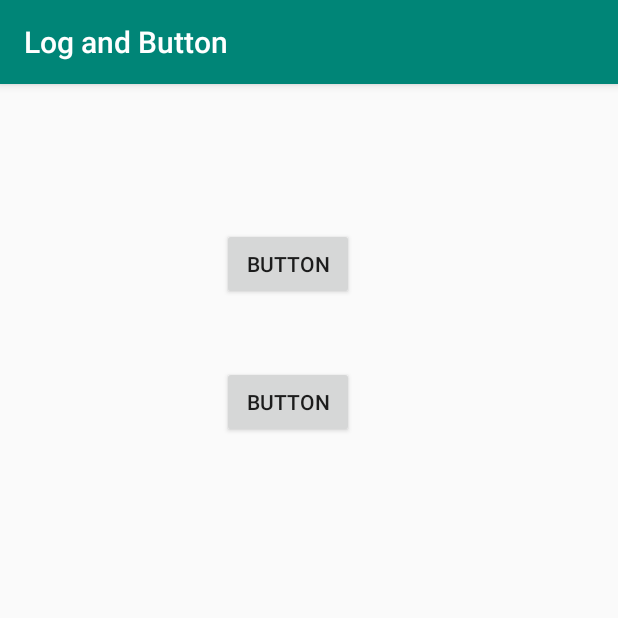
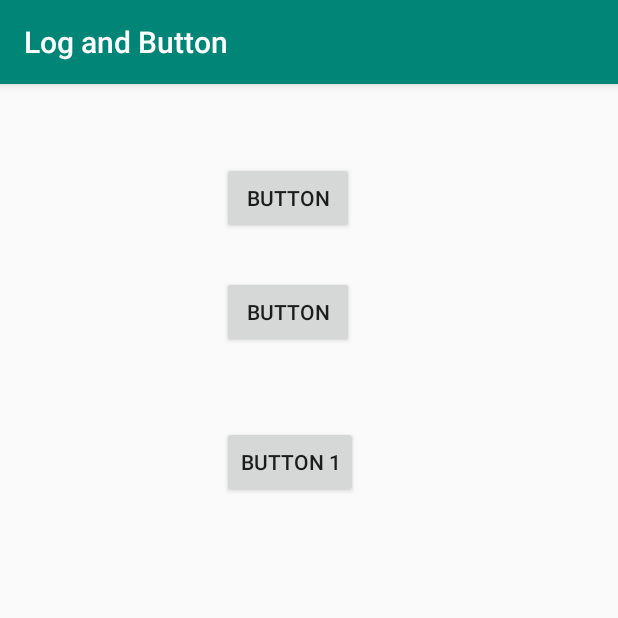
Before and after one commit to dquang1994/Android, an Android app: the screen it shows after launch (MainActivity), on a phone screen of 412 x 824 dp, the top half of it. Run offline under Robolectric (Android 15) with nearby library versions, the phone set to English and light mode, and no system bars.

Commit message:
Update Log and Button example

```diff
--- a/Example/LogandButton/app/src/main/java/com/example/nvdq1/logandbutton/MainActivity.java
+++ b/Example/LogandButton/app/src/main/java/com/example/nvdq1/logandbutton/MainActivity.java
@@ -4,14 +4,19 @@ import android.support.v7.app.AppCompatActivity;
 import android.os.Bundle;
 import android.util.Log;
 import android.view.View;
+import android.widget.Button;
 import android.widget.Toast;
 
-public class MainActivity extends AppCompatActivity {
+public class MainActivity extends AppCompatActivity implements View.OnClickListener{
+    private Button btnButton1;
 
     @Override
     protected void onCreate(Bundle savedInstanceState) {
         super.onCreate(savedInstanceState);
         setContentView(R.layout.activity_main);
+
+        btnButton1 = findViewById(R.id.btnButton1);
+        btnButton1.setOnClickListener(this);
     }
 
     public void topClick(View v){
@@ -23,4 +28,9 @@ public class MainActivity extends AppCompatActivity {
         Toast.makeText(this, "Bottom button clicked", Toast.LENGTH_SHORT).show();
         Log.i("info", "The user clicked the bottom button");
     }
+
+    @Override
+    public void onClick(View view) {
+        Toast.makeText(this, "Button 1 clicked", Toast.LENGTH_SHORT).show();
+    }
 }
--- a/Example/LogandButton/app/src/main/res/layout/activity_main.xml
+++ b/Example/LogandButton/app/src/main/res/layout/activity_main.xml
@@ -12,7 +12,7 @@
         android:layout_height="wrap_content"
         android:layout_marginStart="148dp"
         android:layout_marginLeft="148dp"
-        android:layout_marginTop="96dp"
+        android:layout_marginTop="52dp"
         android:onClick="topClick"
         android:text="Button"
         app:layout_constraintStart_toStartOf="parent"
@@ -24,9 +24,20 @@
         android:layout_height="wrap_content"
         android:layout_marginStart="148dp"
         android:layout_marginLeft="148dp"
-        android:layout_marginTop="188dp"
+        android:layout_marginTop="128dp"
         android:onClick="bottomClick"
         android:text="Button"
         app:layout_constraintStart_toStartOf="parent"
         app:layout_constraintTop_toTopOf="parent" />
+
+    <Button
+        android:id="@+id/btnButton1"
+        android:layout_width="wrap_content"
+        android:layout_height="wrap_content"
+        android:layout_marginStart="148dp"
+        android:layout_marginLeft="148dp"
+        android:layout_marginTop="228dp"
+        android:text="Button 1"
+        app:layout_constraintStart_toStartOf="parent"
+        app:layout_constraintTop_toTopOf="parent" />
 </android.support.constraint.ConstraintLayout>
```
